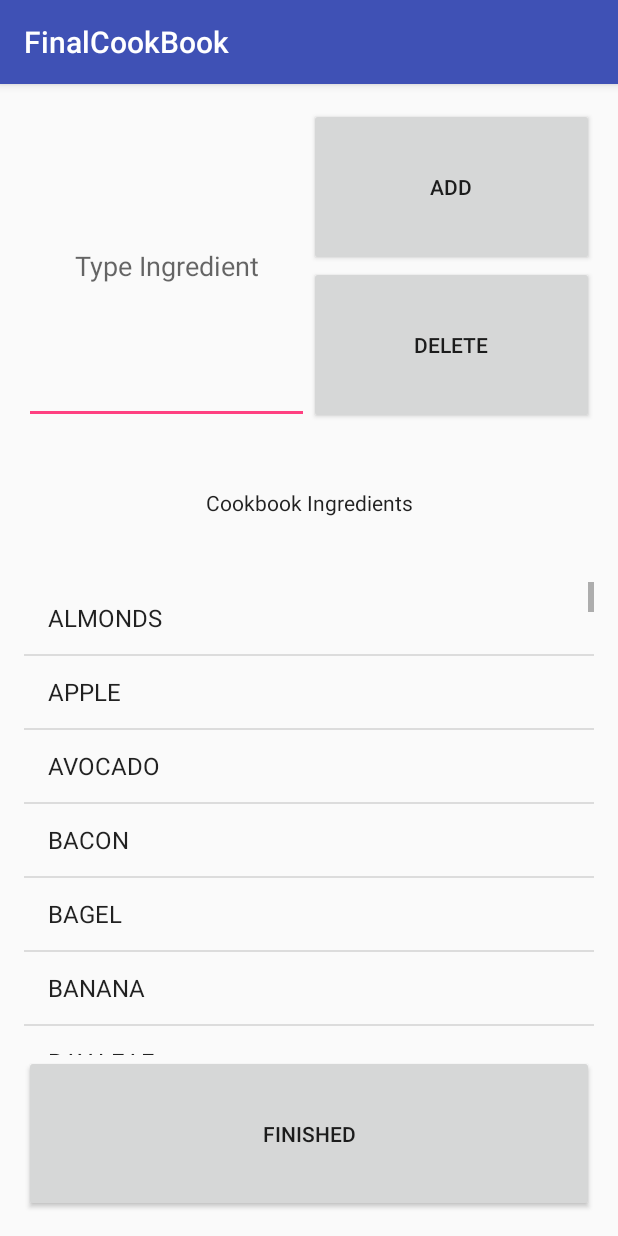
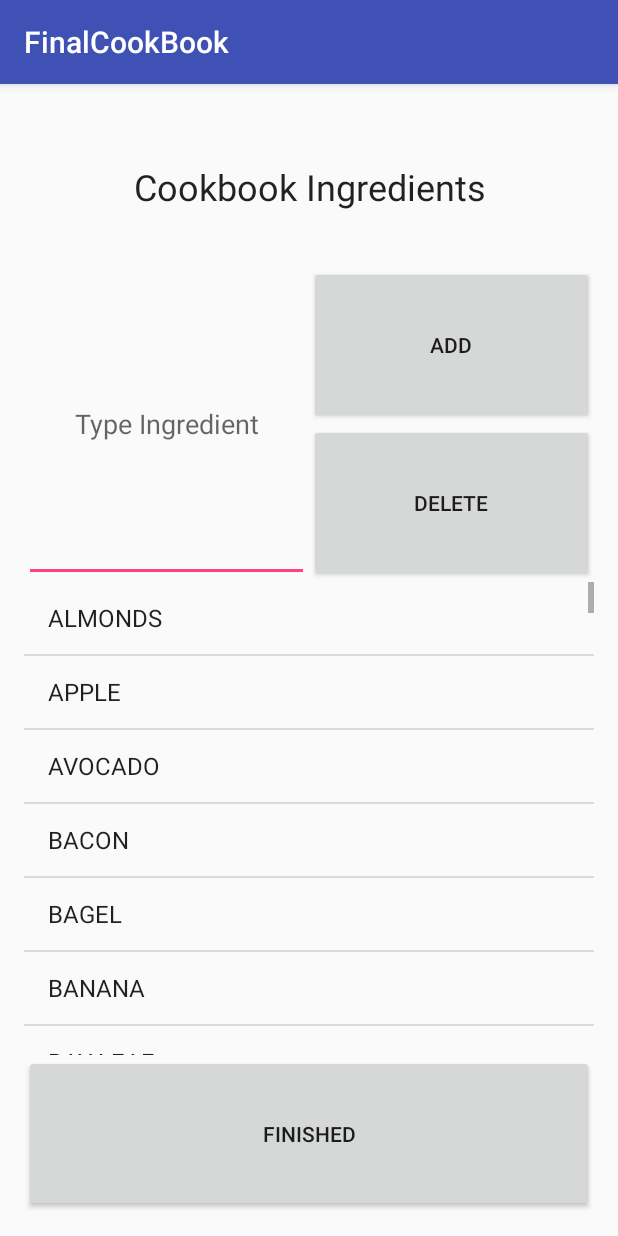
Before and after one commit to Sanaknaki/cookbook, an Android app: the screen it shows after launch (EditIngredients), after a tap on "EDIT INGREDIENTS", on a phone screen of 412 x 824 dp. Run offline under Robolectric (Android 15) with nearby library versions, the phone set to English and light mode, and no system bars.

Commit message:
Cleaned up layout a little bit and made more versatile when having to type.

```diff
--- a/app/src/main/AndroidManifest.xml
+++ b/app/src/main/AndroidManifest.xml
@@ -16,7 +16,10 @@
             </intent-filter>
         </activity>
         <activity android:name=".findRecipe" />
-        <activity android:name=".EditIngredients" />
+        <activity
+            android:name=".EditIngredients"
+            android:windowSoftInputMode="adjustPan"
+        />
         <activity android:name=".EditRecipes" />
         <activity android:name=".excludeRecipe" />
         <activity android:name=".RecipeResult" />
--- a/app/src/main/java/com/example/unaizrehmani/finalcookbook/EditTextIngredient.java
+++ b/app/src/main/java/com/example/unaizrehmani/finalcookbook/EditTextIngredient.java
@@ -39,6 +39,8 @@ public class EditTextIngredient extends AppCompatActivity {
                 String newIngredient = ((EditText) findViewById(R.id.newIngredientNameEditText)).getText().toString().toUpperCase();
 
                 if(newIngredient!= null && !newIngredient.equals("")){
+
+                    if(!cookBook.get_cookBookIngredients().contains(new Ingredient(newIngredient))){
                         for(int i = 0; i<cookBook.get_cookBookRecipes().size(); i++){
 
                             if(cookBook.get_cookBookRecipes().get(i).getRecipeIngredients().contains(new Ingredient(oldIngredient))){
@@ -62,6 +64,10 @@ public class EditTextIngredient extends AppCompatActivity {
                         intent.putExtras(b);
 
                         startActivity(intent);
+                    } else {
+                        Toast.makeText(getApplicationContext(), "This Ingredient Already Exists", Toast.LENGTH_SHORT).show();
+                    }
+
 
                 } else {
 
--- a/app/src/main/java/com/example/unaizrehmani/finalcookbook/Ingredient.java
+++ b/app/src/main/java/com/example/unaizrehmani/finalcookbook/Ingredient.java
@@ -16,7 +16,7 @@ public class Ingredient implements Serializable{
     }
 
     public void set_IngredientName(String _IngredientName) {
-        this._IngredientName = _IngredientName;
+        this._IngredientName = _IngredientName.toUpperCase();
     }
 
     public boolean is_selected() {
--- a/app/src/main/java/com/example/unaizrehmani/finalcookbook/MainScreen.java
+++ b/app/src/main/java/com/example/unaizrehmani/finalcookbook/MainScreen.java
@@ -177,7 +177,6 @@ public class MainScreen extends AppCompatActivity implements Serializable{
         _cookBookIngredients.add(new Ingredient ("Hotdog"));
         _cookBookIngredients.add(new Ingredient ("Hotdog bun"));
         _cookBookIngredients.add(new Ingredient ("Bacon"));
-        _cookBookIngredients.add(new Ingredient ("Parsley"));
         _cookBookIngredients.add(new Ingredient ("Flour"));
         _cookBookIngredients.add(new Ingredient ("Beans"));
         _cookBookIngredients.add(new Ingredient ("Mustard"));
--- a/app/src/main/res/layout/activity_edit_ingredients.xml
+++ b/app/src/main/res/layout/activity_edit_ingredients.xml
@@ -17,6 +17,15 @@
         android:layout_alignParentTop="true"
         android:layout_alignParentLeft="true"
         android:layout_alignParentStart="true">
+
+        <TextView
+            android:text="Cookbook Ingredients"
+            android:layout_width="match_parent"
+            android:layout_height="match_parent"
+            android:id="@+id/textView2"
+            android:layout_weight="3"
+            android:gravity="center"
+            android:textAppearance="@style/TextAppearance.AppCompat.Headline" />
 
         <LinearLayout
             android:orientation="horizontal"
@@ -40,34 +49,38 @@
                 android:layout_height="match_parent"
                 android:layout_weight="1">
 
+                <LinearLayout
+                    android:orientation="vertical"
+                    android:layout_width="match_parent"
+                    android:layout_height="match_parent"
+                    android:layout_weight="1">
+
                     <Button
                         android:text="ADD"
                         android:layout_width="match_parent"
                         android:layout_height="match_parent"
                         android:id="@+id/addIngredientButton"
-                    android:layout_weight="1"
                         android:onClick="clickAddIngredient" />
+
+                </LinearLayout>
+
+                <LinearLayout
+                    android:orientation="vertical"
+                    android:layout_width="match_parent"
+                    android:layout_height="match_parent"
+                    android:layout_weight="1">
 
                     <Button
                         android:text="DELETE"
                         android:layout_width="match_parent"
                         android:layout_height="match_parent"
                         android:id="@+id/deleteIngredientButton"
-                    android:layout_weight="1"
                         android:onClick="clickDeleteIngredient" />
+                </LinearLayout>
 
             </LinearLayout>
 
         </LinearLayout>
-
-        <TextView
-            android:text="Cookbook Ingredients"
-            android:layout_width="match_parent"
-            android:layout_height="match_parent"
-            android:id="@+id/textView2"
-            android:layout_weight="3"
-            android:gravity="center"
-            android:textAppearance="@style/TextAppearance.AppCompat.Body1" />
 
         <ListView
             android:layout_width="match_parent"
--- a/app/src/main/res/layout/activity_recipe_result.xml
+++ b/app/src/main/res/layout/activity_recipe_result.xml
@@ -21,7 +21,7 @@
             android:layout_height="match_parent"
             android:layout_weight="4"
             android:gravity="center"
-            android:textAppearance="@style/TextAppearance.AppCompat.Body2" />
+            android:textAppearance="@style/TextAppearance.AppCompat.Headline" />
 
         <ListView
             android:layout_width="match_parent"
```
Also changed, not shown: app/src/main/res/layout/activity_exclude_recipe.xml (+5 -2 lines), app/src/main/res/layout/single_recipe.xml (+6 -2 lines), app/src/main/res/values/strings.xml (+3 -4 lines), 1 other file. Lines whose indentation alone changed are shown as unchanged.
